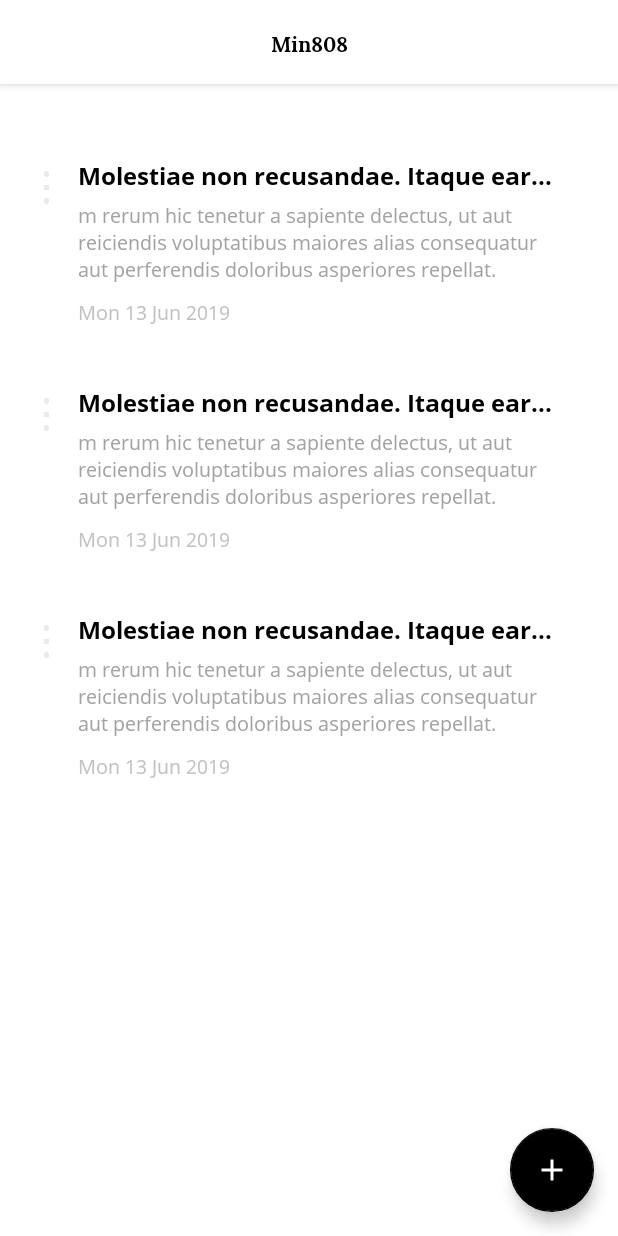
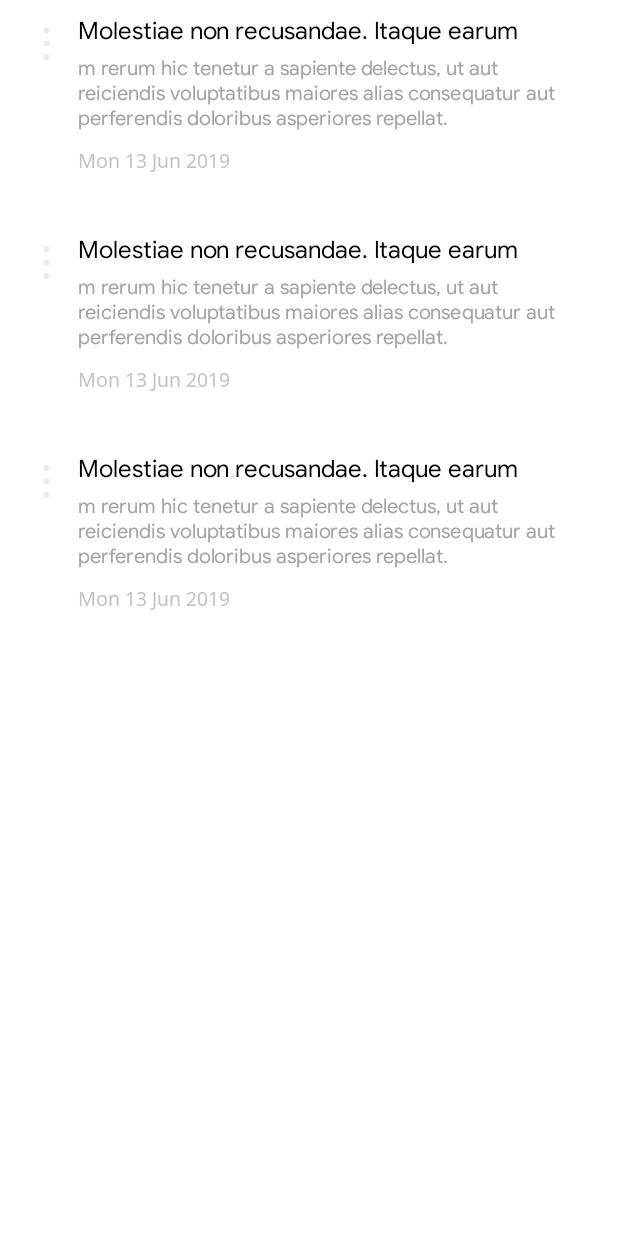
Before and after one commit to lemarcque/min808, an Android app: the layout listnote_fragment.xml on its own in the app's theme, with its tools: preview values and no code run, on a phone screen of 412 x 824 dp. Run offline under Robolectric (Android 15) with nearby library versions, the phone set to English and light mode, and no system bars.

Commit message:
- Added inspiration ressources (iosched) - Added TabLayout features and changed the main fonts by Google Sans.
TODO : Animation of the FAB when changing Tabs.
https://stackoverflow.com/a/34128992

```diff
--- a/src/app/src/main/java/io/capsulo/min808/features/listnote/ListNoteActivity.kt
+++ b/src/app/src/main/java/io/capsulo/min808/features/listnote/ListNoteActivity.kt
@@ -34,7 +34,7 @@ class ListNoteActivity : AppCompatActivity() {
         val repository = NoteRepository(DatabaseStore(this))
         supportFragmentManager
             .beginTransaction()
-            .add(R.id.base_activity, ListNoteFragment.newInstance(
+            .add(R.id.base_activity, ListNoteContainerFragment.newInstance(
                 ListNoteViewModel(
                     RetrieveNoteList(repository),
                     DeleteNote(repository)
@@ -43,8 +43,8 @@ class ListNoteActivity : AppCompatActivity() {
     }
 
     override fun onActivityResult(requestCode: Int, resultCode: Int, data: Intent?) {
-        val fragment: ListNoteFragment? =
-            supportFragmentManager.findFragmentByTag(LISTENOTE_FRAGMENT_TAG) as ListNoteFragment
+        val fragment: ListNoteContainerFragment? =
+            supportFragmentManager.findFragmentByTag(LISTENOTE_FRAGMENT_TAG) as ListNoteContainerFragment
 
        when(requestCode) {
            InsertNoteActivity.INSERT_NOTE_REQUEST -> {
--- a/src/app/src/main/java/io/capsulo/min808/features/notedetails/NoteDetailsFragment.kt
+++ b/src/app/src/main/java/io/capsulo/min808/features/notedetails/NoteDetailsFragment.kt
@@ -18,6 +18,7 @@ import io.capsulo.min808.R
 import io.capsulo.min808.core.navigation.Navigator
 import io.capsulo.min808.core.presentation.BaseFragment
 import kotlinx.android.synthetic.main.appbar_title_notedetails.*
+import kotlinx.android.synthetic.main.listnote_container_fragment.*
 import kotlinx.android.synthetic.main.notedetails_fragment.*
 
 
--- a/src/app/src/main/res/layout/listnote_fragment.xml
+++ b/src/app/src/main/res/layout/listnote_fragment.xml
@@ -1,44 +1,15 @@
 <?xml version="1.0" encoding="utf-8"?>
-<androidx.coordinatorlayout.widget.CoordinatorLayout xmlns:android="http://schemas.android.com/apk/res/android"
+<LinearLayout xmlns:android="http://schemas.android.com/apk/res/android"
+    xmlns:tools="http://schemas.android.com/tools"
+    android:orientation="vertical"
     android:layout_width="match_parent"
-    android:layout_height="match_parent"
-    xmlns:tools="http://schemas.android.com/tools"
-    xmlns:app="http://schemas.android.com/apk/res-auto"
-    android:gravity="center">
+    android:layout_height="match_parent">
 
-    <LinearLayout
-        android:layout_width="match_parent"
-        android:layout_height="match_parent"
-        android:orientation="vertical">
-
-        <!-- Toolbar -->
-        <Toolbar
-            android:id="@+id/toolbar_listnote"
-            android:layout_width="match_parent"
-            android:layout_height="?attr/actionBarSize"
-            android:layout_gravity="center"
-            android:background="@android:color/white"
-            android:elevation="4dp"
-            android:theme="@style/ThemeOverlay.AppCompat.ActionBar"
-            app:popupTheme="@style/ThemeOverlay.AppCompat.Light">
-
-            <!-- Custom title -->
-            <TextView
-                android:layout_width="wrap_content"
-                android:layout_height="wrap_content"
-                android:layout_gravity="center"
-                android:text="Min808"
-                android:textStyle=""
-                android:fontFamily="@font/lora_bold"
-                android:textColor="@android:color/black" />
-
-        </Toolbar>
-
+    <!-- Space -->
     <View
         android:layout_width="match_parent"
-            android:layout_height="50dp"
+        android:layout_height="10dp"
         android:background="@android:color/transparent" />
-
 
     <!-- Recycler view -->
     <androidx.recyclerview.widget.RecyclerView
@@ -50,17 +21,3 @@
     </androidx.recyclerview.widget.RecyclerView>
 
 </LinearLayout>
-
-    <!-- FAB -->
-    <com.google.android.material.floatingactionbutton.FloatingActionButton
-        android:id="@+id/fab_listnote"
-        android:layout_width="wrap_content"
-        android:layout_height="wrap_content"
-        android:layout_gravity="end|bottom"
-        android:src="@drawable/ic_add_black_24dp"
-        android:layout_margin="16dp"
-        android:backgroundTint="@android:color/black"
-        android:tint="@android:color/white"/>
-
-
-</androidx.coordinatorlayout.widget.CoordinatorLayout>
--- a/src/app/src/main/res/layout/listnote_recyclerview_item.xml
+++ b/src/app/src/main/res/layout/listnote_recyclerview_item.xml
@@ -32,7 +32,7 @@
             android:layout_width="match_parent"
             android:layout_height="wrap_content"
             android:layout_marginBottom="6dp"
-            android:fontFamily="@font/opensans_bold"
+            android:fontFamily="@font/googlesans_regular"
             android:maxLines="1"
             android:ellipsize="end"
             android:textColor="@android:color/black"
@@ -45,7 +45,7 @@
             android:layout_width="match_parent"
             android:layout_height="wrap_content"
             android:layout_marginBottom="10dp"
-            android:fontFamily="@font/opensans_regular"
+            android:fontFamily="@font/googlesans_regular"
             android:textSize="13sp"
             android:textColor="#a3a3a3"
             android:maxLines="3"
--- a/src/app/src/main/res/values/styles.xml
+++ b/src/app/src/main/res/values/styles.xml
@@ -17,4 +17,8 @@
         <item name="android:drawablePadding">5dp</item>
     </style>
 
+    <style name="tab_text" parent="@android:style/TextAppearance.Widget.TabWidget">
+        <item name="android:fontFamily">@font/googlesans_regular</item>
+    </style>
+
 </resources>
```
Also changed, not shown: src/app/src/main/java/io/capsulo/min808/features/listnote/ListNoteContainerFragment.kt (added, +78 -0 lines), src/app/src/main/java/io/capsulo/min808/features/listnote/ListNoteFragment.kt (+25 -43 lines), src/app/src/main/java/io/capsulo/min808/features/listnote/PagerAdapter.kt (added, +28 -0 lines), src/app/src/main/res/layout/listnote_container_fragment.xml (added, +72 -0 lines), src/app/src/main/res/font/googlesans_regular.ttf (added), 1 other file. Lines whose indentation alone changed are shown as unchanged.
